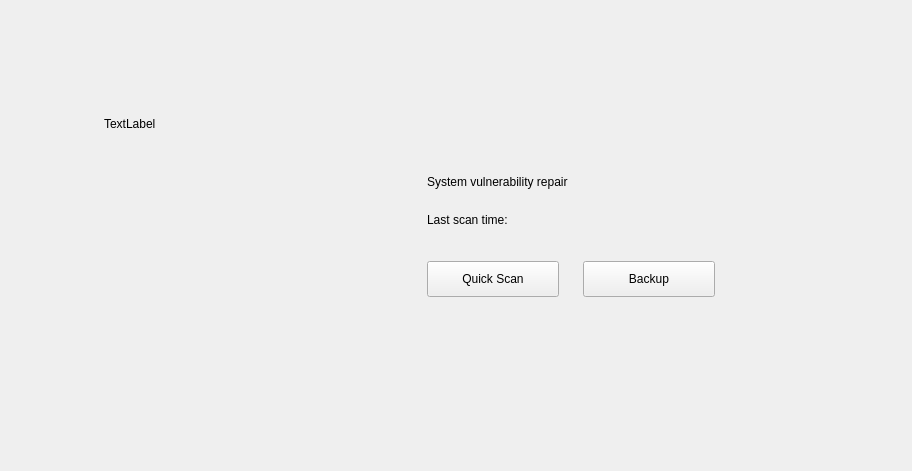
openeuler-mirror/ks-ssr, file plugins/gui/vulnerability/vulnerability-page.ui: the form before one commit.
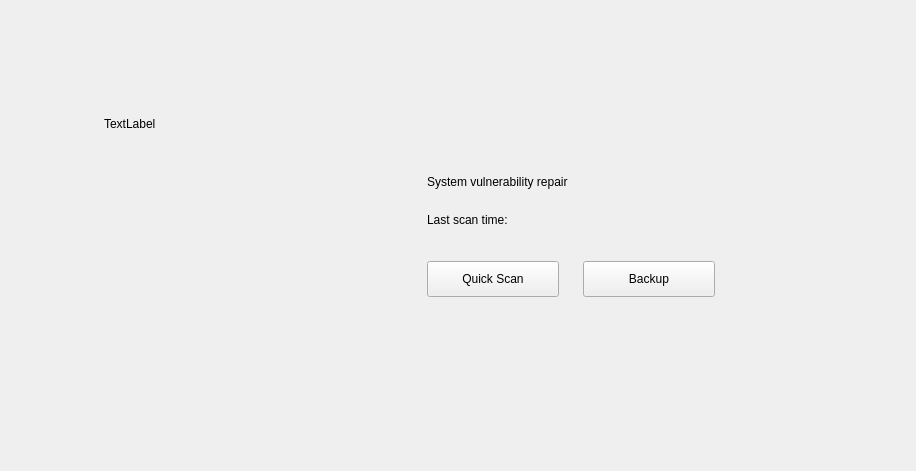
The form after the commit. Custom widgets are drawn as their Qt base class.

Commit message: fix（vulnerability）：modify code changes - 调整备份界面

What changed in the file:
```diff
--- a/plugins/gui/vulnerability/vulnerability-page.ui
+++ b/plugins/gui/vulnerability/vulnerability-page.ui
@@ -6,7 +6,7 @@
    <rect>
     <x>0</x>
     <y>0</y>
-    <width>912</width>
+    <width>916</width>
     <height>471</height>
    </rect>
   </property>
```
